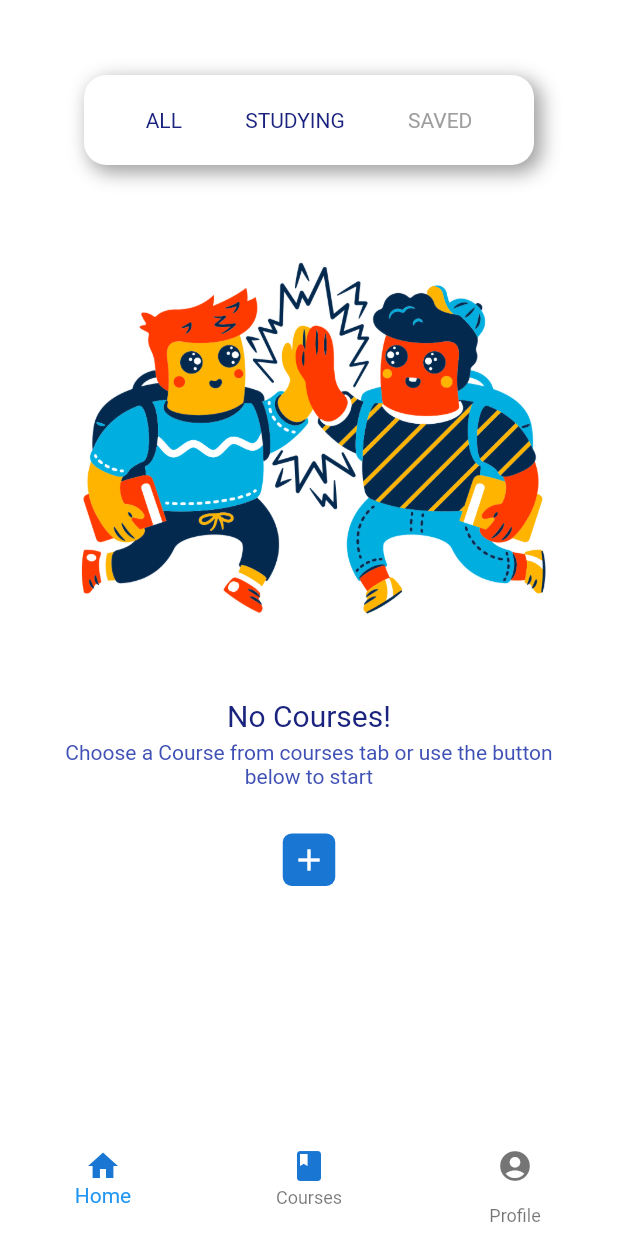
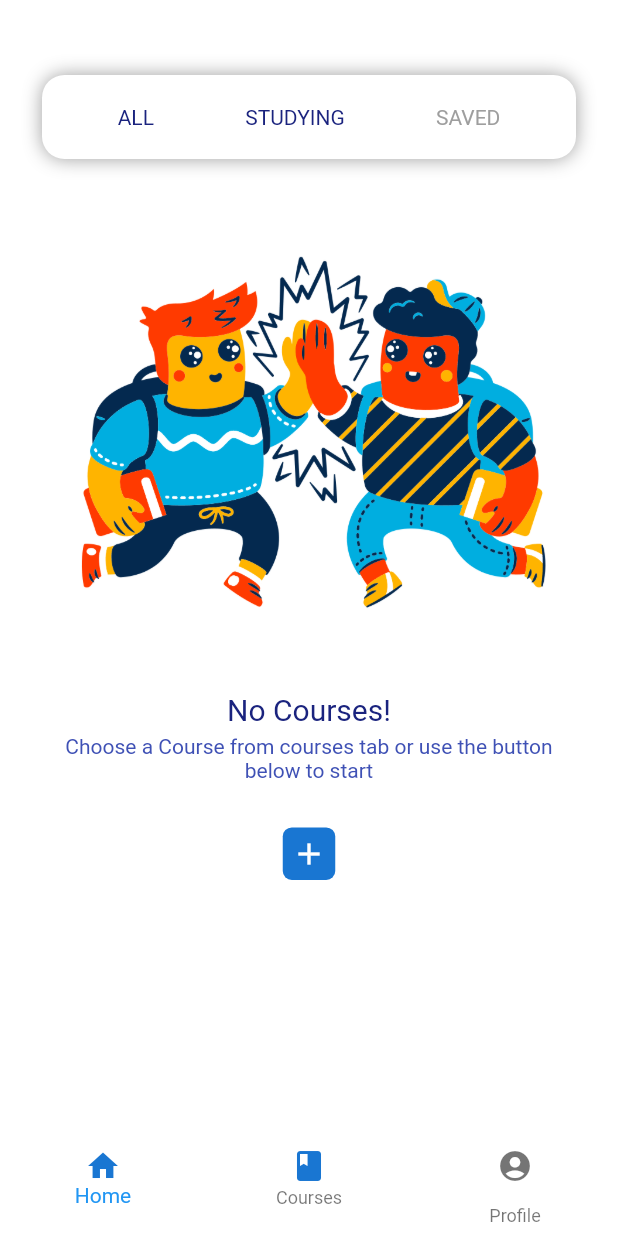
Before and after one commit to kutigbolahan/Flutter-Ui-Courses, a Flutter app: the screen it shows after launch, on a phone screen of 412 x 824 dp. Run offline on Flutter 3.47's test engine with Material 2 defaults, Android fonts, the light colour scheme and no system bars; our stand-ins replace device_preview, responsive_framework.

Commit message:
Changes to be committed:

```diff
--- a/lib/homepage.dart
+++ b/lib/homepage.dart
@@ -6,13 +6,14 @@ class MyHomePage extends StatelessWidget {
   Widget build(BuildContext context) {
     return Scaffold(
         backgroundColor: Colors.white,
-      body: Padding(
+        body: SingleChildScrollView(
+                  child: Padding(
     padding: const EdgeInsets.only(top: 50.0, right: 28, left: 28),
     child: Column(
     children: <Widget>[
       Container(
-              width: 300,
-              height: 60,
+       // width: 300,
+          //height: 60,
           padding: EdgeInsets.all(20),
           decoration: BoxDecoration(
           color: Colors.white,
@@ -21,8 +22,9 @@ class MyHomePage extends StatelessWidget {
     BoxShadow(
           color: Colors.grey,
           blurRadius: 10.0,
-                        offset: Offset(4.0, 4.0),
-                        spreadRadius: 1.0)
+       // offset: Offset(0.3, 0.3),
+          //spreadRadius: 0.2
+          )
           ]),
           child: Row(
       mainAxisAlignment: MainAxisAlignment.spaceEvenly,
@@ -62,6 +64,7 @@ class MyHomePage extends StatelessWidget {
     ],
           ),
           ),
+        ),
         bottomNavigationBar: BottomNavigationBar(
     backgroundColor: Colors.white,
     elevation: 0.0,
```
Also changed, not shown: lib/main.dart (+9 -0 lines). Lines whose indentation alone changed are shown as unchanged.
